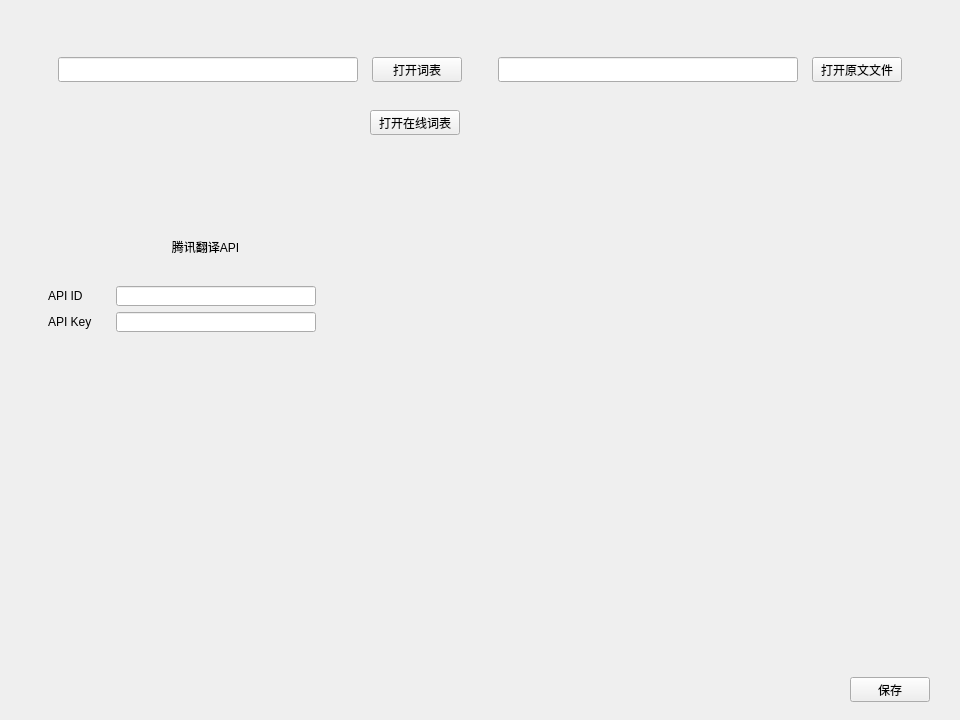
Above: ui/ui_setting.ui from umichan0621/HighQuality-GalgameTranslator before the change. Below: the same form after it.
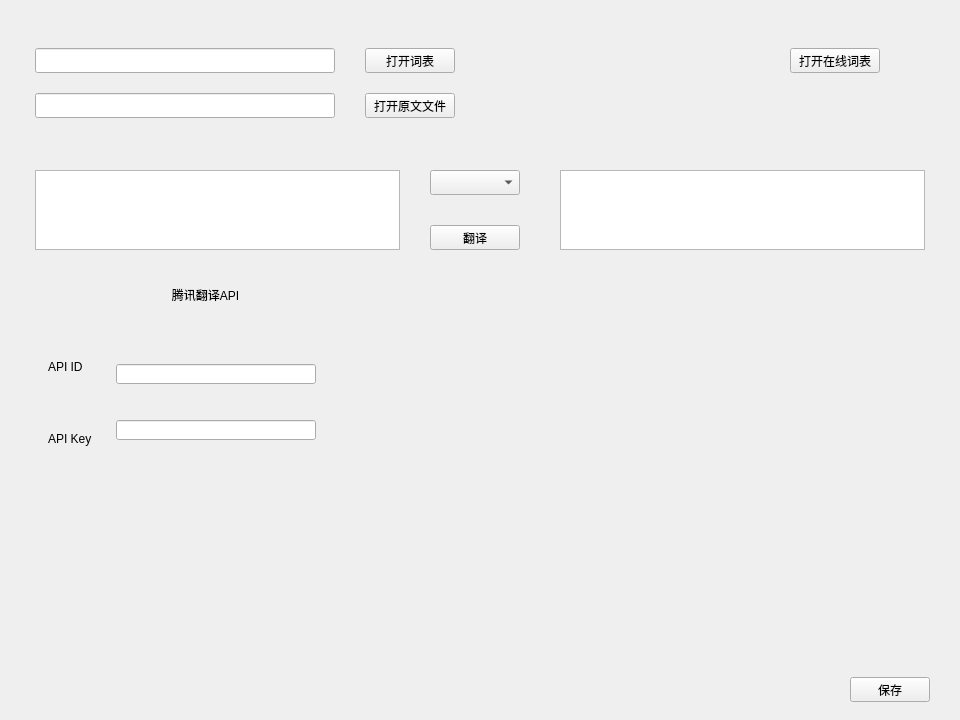
That is the form after the change.

Commit message: Add Translation API Test in Setting UI

Diff of the .ui file:
```diff
--- a/ui/ui_setting.ui
+++ b/ui/ui_setting.ui
@@ -38,25 +38,12 @@
     <property name="geometry">
      <rect>
       <x>30</x>
-      <y>100</y>
+      <y>240</y>
       <width>351</width>
       <height>210</height>
      </rect>
     </property>
     <layout class="QVBoxLayout" name="verticalLayout_3">
-     <item>
-      <spacer name="verticalSpacer">
-       <property name="orientation">
-        <enum>Qt::Vertical</enum>
-       </property>
-       <property name="sizeHint" stdset="0">
-        <size>
-         <width>20</width>
-         <height>40</height>
-        </size>
-       </property>
-      </spacer>
-     </item>
      <item>
       <widget class="QLabel" name="label">
        <property name="minimumSize">
@@ -201,31 +188,31 @@
    <widget class="QWidget" name="widget" native="true">
     <property name="geometry">
      <rect>
-      <x>50</x>
-      <y>5</y>
-      <width>860</width>
-      <height>60</height>
+      <x>0</x>
+      <y>8</y>
+      <width>960</width>
+      <height>100</height>
      </rect>
     </property>
     <property name="minimumSize">
      <size>
-      <width>860</width>
-      <height>60</height>
+      <width>960</width>
+      <height>100</height>
      </size>
     </property>
     <property name="maximumSize">
      <size>
-      <width>860</width>
-      <height>60</height>
+      <width>960</width>
+      <height>100</height>
      </size>
     </property>
     <widget class="QWidget" name="wordsDicWidget" native="true">
      <property name="geometry">
       <rect>
-       <x>0</x>
+       <x>35</x>
        <y>0</y>
        <width>420</width>
-       <height>50</height>
+       <height>30</height>
       </rect>
      </property>
      <property name="sizePolicy">
@@ -237,18 +224,24 @@
      <property name="minimumSize">
       <size>
        <width>420</width>
-       <height>50</height>
+       <height>30</height>
       </size>
      </property>
      <property name="maximumSize">
       <size>
        <width>420</width>
-       <height>50</height>
+       <height>30</height>
       </size>
      </property>
-     <layout class="QHBoxLayout" name="horizontalLayout_6">
-      <item>
        <widget class="QLineEdit" name="wordsDicEdit">
+      <property name="geometry">
+       <rect>
+        <x>0</x>
+        <y>0</y>
+        <width>300</width>
+        <height>25</height>
+       </rect>
+      </property>
         <property name="minimumSize">
          <size>
           <width>300</width>
@@ -262,9 +255,15 @@
          </size>
         </property>
        </widget>
-      </item>
-      <item>
        <widget class="QPushButton" name="openWordsDicButton">
+      <property name="geometry">
+       <rect>
+        <x>330</x>
+        <y>0</y>
+        <width>90</width>
+        <height>25</height>
+       </rect>
+      </property>
         <property name="minimumSize">
          <size>
           <width>90</width>
@@ -281,33 +280,37 @@
          <string>打开词表</string>
         </property>
        </widget>
-      </item>
-     </layout>
     </widget>
     <widget class="QWidget" name="openSrcFileWidget" native="true">
      <property name="geometry">
       <rect>
-       <x>440</x>
-       <y>0</y>
+       <x>35</x>
+       <y>45</y>
        <width>420</width>
-       <height>50</height>
+       <height>30</height>
       </rect>
      </property>
      <property name="minimumSize">
       <size>
        <width>420</width>
-       <height>50</height>
+       <height>30</height>
       </size>
      </property>
      <property name="maximumSize">
       <size>
        <width>420</width>
-       <height>50</height>
+       <height>30</height>
       </size>
      </property>
-     <layout class="QHBoxLayout" name="horizontalLayout_5">
-      <item>
        <widget class="QLineEdit" name="srcFilePathEdit">
+      <property name="geometry">
+       <rect>
+        <x>0</x>
+        <y>0</y>
+        <width>300</width>
+        <height>25</height>
+       </rect>
+      </property>
         <property name="minimumSize">
          <size>
           <width>300</width>
@@ -321,9 +324,15 @@
          </size>
         </property>
        </widget>
-      </item>
-      <item>
        <widget class="QPushButton" name="openSrcFileButton">
+      <property name="geometry">
+       <rect>
+        <x>330</x>
+        <y>0</y>
+        <width>90</width>
+        <height>25</height>
+       </rect>
+      </property>
         <property name="sizePolicy">
          <sizepolicy hsizetype="Expanding" vsizetype="Fixed">
           <horstretch>0</horstretch>
@@ -346,15 +355,12 @@
          <string>打开原文文件</string>
         </property>
        </widget>
-      </item>
-     </layout>
-    </widget>
    </widget>
    <widget class="QPushButton" name="openOnlineDicButton">
     <property name="geometry">
      <rect>
-      <x>370</x>
-      <y>70</y>
+       <x>790</x>
+       <y>0</y>
       <width>90</width>
       <height>25</height>
      </rect>
@@ -374,6 +380,66 @@
     <property name="text">
      <string>打开在线词表</string>
     </property>
+    </widget>
+   </widget>
+   <widget class="QWidget" name="testTranslateWidget" native="true">
+    <property name="geometry">
+     <rect>
+      <x>0</x>
+      <y>120</y>
+      <width>960</width>
+      <height>100</height>
+     </rect>
+    </property>
+    <widget class="QTextEdit" name="testTranslateEdit">
+     <property name="geometry">
+      <rect>
+       <x>35</x>
+       <y>10</y>
+       <width>365</width>
+       <height>80</height>
+      </rect>
+     </property>
+     <property name="acceptRichText">
+      <bool>false</bool>
+     </property>
+    </widget>
+    <widget class="QTextBrowser" name="testTranslateBrowser">
+     <property name="geometry">
+      <rect>
+       <x>560</x>
+       <y>10</y>
+       <width>365</width>
+       <height>80</height>
+      </rect>
+     </property>
+    </widget>
+    <widget class="QPushButton" name="testTranslateButton">
+     <property name="geometry">
+      <rect>
+       <x>430</x>
+       <y>65</y>
+       <width>90</width>
+       <height>25</height>
+      </rect>
+     </property>
+     <property name="text">
+      <string>翻译</string>
+     </property>
+    </widget>
+    <widget class="QComboBox" name="selectTranslatorComboBox">
+     <property name="geometry">
+      <rect>
+       <x>430</x>
+       <y>10</y>
+       <width>90</width>
+       <height>25</height>
+      </rect>
+     </property>
+     <property name="currentText">
+      <string/>
+     </property>
+    </widget>
    </widget>
   </widget>
  </widget>
```
Lines whose indentation alone changed are shown as unchanged. The commit also changes 7 other files.
